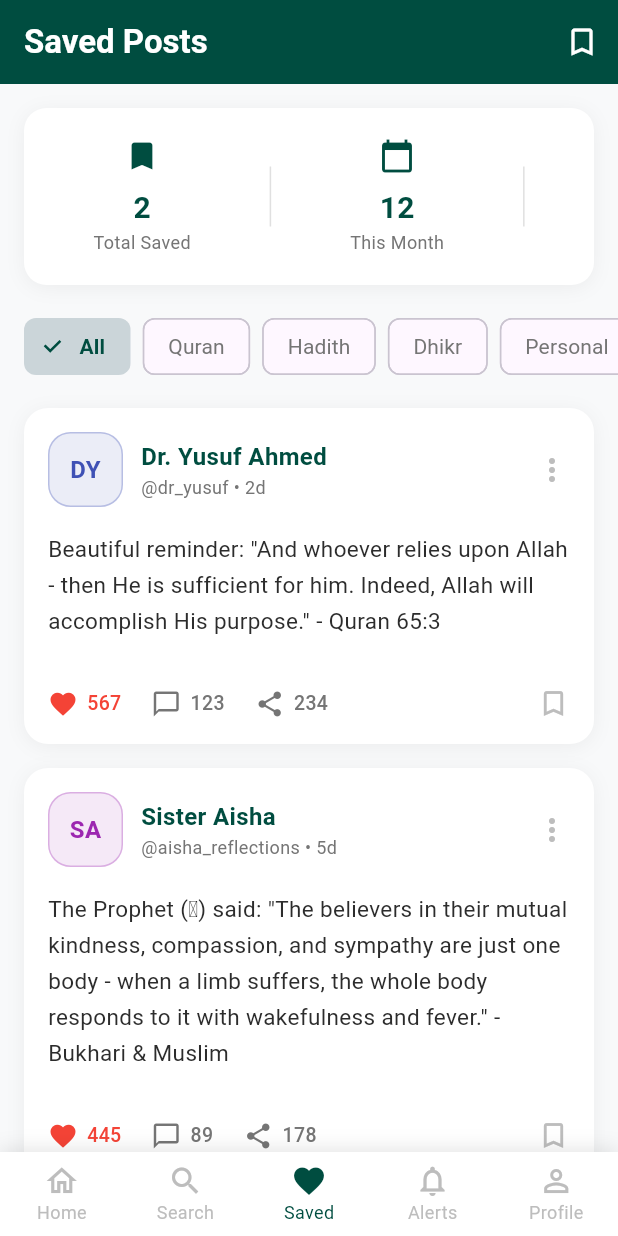
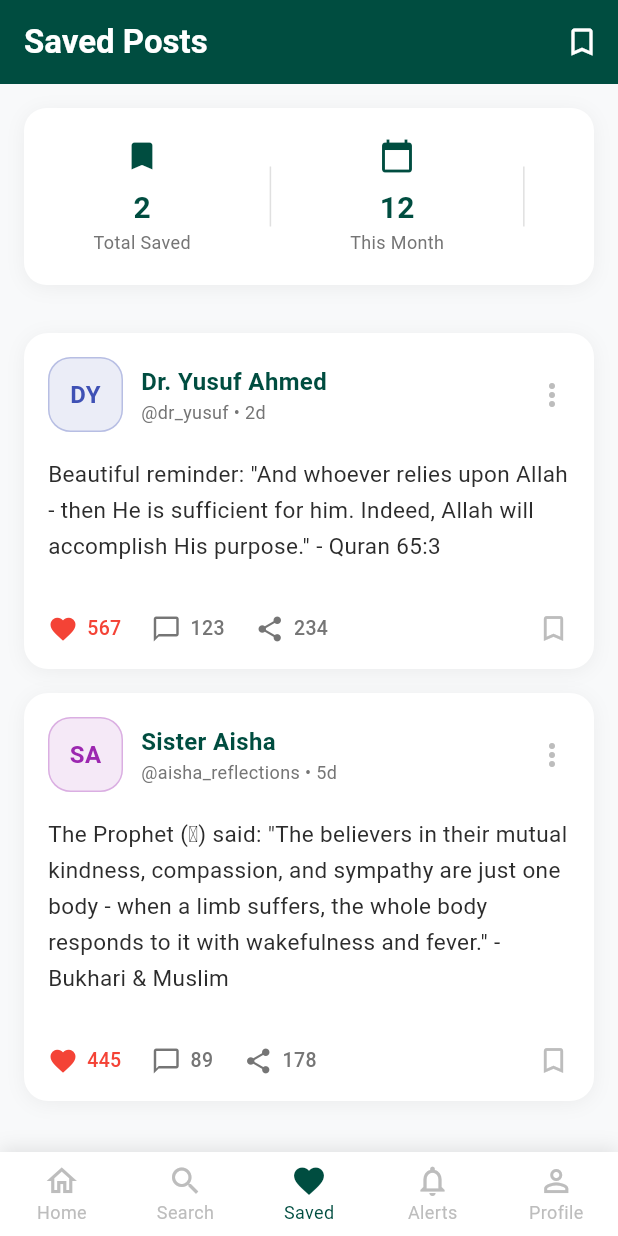
Before and after one commit to fadelfffar/for_fajr, a Flutter app: the screen it shows after launch, swiped to page 3, on a phone screen of 412 x 824 dp. Run offline on Flutter 3.47's test engine with Material 3 defaults, Android fonts, the phone set to English and light mode, and no system bars; our stand-ins replace flutter_local_notifications, native_geofence, permission_handler, supabase_flutter; missing offline and left inert: a package; accounts and stored records are empty.

Commit message:
remove _buildFilterChip definition and usages on SavedScreen

```diff
--- a/lib/ui/screens/feed_screen.dart
+++ b/lib/ui/screens/feed_screen.dart
@@ -987,22 +987,6 @@ class SavedScreen extends StatelessWidget {
             ),
           ),
 
-          // Filter Tabs
-          Container(
-            height: 50,
-            child: ListView(
-              scrollDirection: Axis.horizontal,
-              padding: EdgeInsets.symmetric(horizontal: 16),
-              children: [
-                _buildFilterChip('All', true),
-                _buildFilterChip('Quran', false),
-                _buildFilterChip('Hadith', false),
-                _buildFilterChip('Dhikr', false),
-                _buildFilterChip('Personal', false),
-              ],
-            ),
-          ),
-
           // Saved Posts List
           Expanded(
             child: ListView.builder(
@@ -1045,22 +1029,6 @@ class SavedScreen extends StatelessWidget {
     );
   }
 
-  Widget _buildFilterChip(String label, bool isSelected) {
-    return Container(
-      margin: EdgeInsets.only(right: 8),
-      child: FilterChip(
-        label: Text(label),
-        selected: isSelected,
-        onSelected: (bool selected) {},
-        selectedColor: Color(0xFF004D40).withOpacity(0.2),
-        checkmarkColor: Color(0xFF004D40),
-        labelStyle: TextStyle(
-          color: isSelected ? Color(0xFF004D40) : Colors.grey[600],
-          fontWeight: isSelected ? FontWeight.bold : FontWeight.normal,
-        ),
-      ),
-    );
-  }
 }
 
 // Notifications Screen
```
